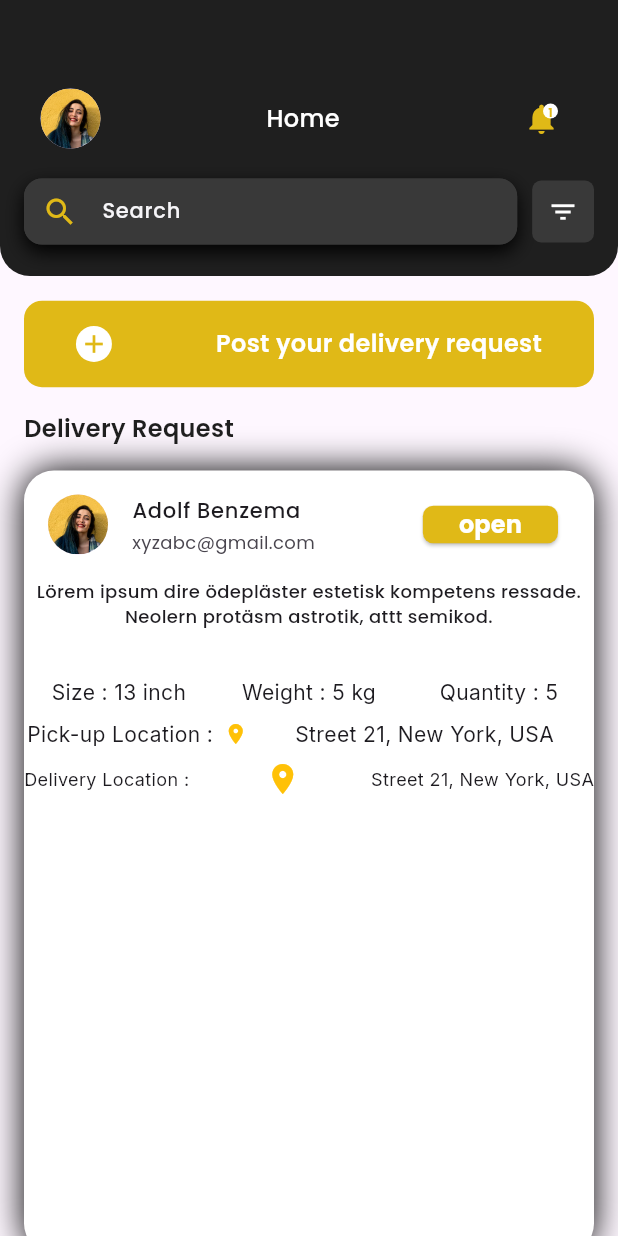
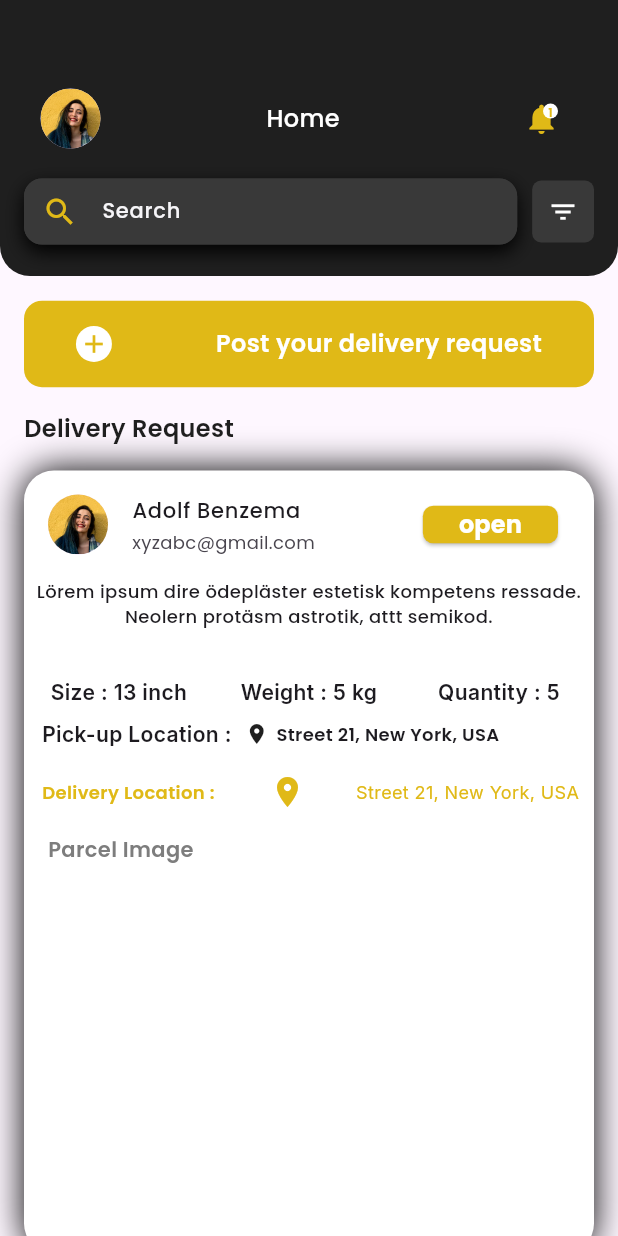
Before and after one commit to Qariziaullahkhan/Delievery-App, a Flutter app: the ViewTask screen opened directly, on a phone screen of 412 x 824 dp. Run offline on Flutter 3.47's test engine with Material 3 defaults, Android fonts, the light colour scheme and no system bars; our stand-ins replace get, google_fonts, lottie, pinput; missing offline and left inert: dotted_dashed_line; project files that could hold a hidden picture were left out.

Commit message:
changes the view task

```diff
--- a/lib/presentations/screens/task/view_task.dart
+++ b/lib/presentations/screens/task/view_task.dart
@@ -209,6 +209,7 @@ class ViewTask extends StatelessWidget {
                 borderRadius: BorderRadius.circular(20),
               ),
               child: Column(
+                crossAxisAlignment: CrossAxisAlignment.start,
                 children: [
                   ListTile(
                       leading: CircleAvatar(
@@ -262,7 +263,7 @@ class ViewTask extends StatelessWidget {
                               textAlign: TextAlign.center,
                               style: GoogleFonts.inter(
                                 fontSize: 14,
-                                fontWeight: FontWeight.w400,
+                                fontWeight: FontWeight.w600,
                               ),
                             ),
                           ),
@@ -272,7 +273,7 @@ class ViewTask extends StatelessWidget {
                               textAlign: TextAlign.center,
                               style: GoogleFonts.inter(
                                 fontSize: 14,
-                                fontWeight: FontWeight.w400,
+                                fontWeight: FontWeight.w600,
                               ),
                             ),
                           ),
@@ -282,7 +283,7 @@ class ViewTask extends StatelessWidget {
                               textAlign: TextAlign.center,
                               style: GoogleFonts.inter(
                                 fontSize: 14,
-                                fontWeight: FontWeight.w400,
+                                fontWeight: FontWeight.w600,
                               ),
                             ),
                           ),
@@ -291,7 +292,9 @@ class ViewTask extends StatelessWidget {
                     ],
                   ),
                   SizedBox(height: 8),
-                  Column(
+                  Padding(
+                    padding: const EdgeInsets.only(left: 12),
+                    child: Column(
                       crossAxisAlignment: CrossAxisAlignment.center,
                       children: [
                         Row(
@@ -299,23 +302,24 @@ class ViewTask extends StatelessWidget {
                           children: [
                             Text(
                               'Pick-up Location : ',
-                            textAlign: TextAlign.center,
+                              textAlign: TextAlign.left,
                               style: GoogleFonts.inter(
                                 fontSize: 14,
-                              fontWeight: FontWeight.w400,
+                                fontWeight: FontWeight.w600,
                               ),
                             ),
                             SizedBox(width: 5), // Space between text and icon
                             Icon(Icons.location_on,
-                              color: Colors.amber, size: 16),
-                          SizedBox(width: 5), // Space between icon and address
+                                color: AppColors.primary, size: 16),
+                            SizedBox(
+                                width: 5), // Space between icon and address
                             Expanded(
                               child: Text(
                                 'Street 21, New York, USA',
-                              textAlign: TextAlign.center,
-                              style: GoogleFonts.inter(
-                                fontSize: 14,
-                                fontWeight: FontWeight.w400,
+                                textAlign: TextAlign.left,
+                                style: GoogleFonts.poppins(
+                                  fontSize: 12,
+                                  fontWeight: FontWeight.w600,
                                 ),
                               ),
                             ),
@@ -323,28 +327,50 @@ class ViewTask extends StatelessWidget {
                         ),
                       ],
                     ),
-                  SizedBox(height: 8),
-                  Row(
+                  ),
+                  MySize(
+                    height: Responsive.height(0.02),
+                  ),
+                  Padding(
+                    padding: const EdgeInsets.only(left: 12,right: 10),
+                    child: Row(
                       mainAxisAlignment: MainAxisAlignment.spaceBetween,
                       children: [
                         Text(
                           'Delivery Location : ',
-                        style: GoogleFonts.inter(
-                            fontSize: 12, fontWeight: FontWeight.w400),
+                          style: GoogleFonts.poppins(
+                              color: AppColors.secondry,
+                              fontSize: 12,
+                              fontWeight: FontWeight.w600),
                         ),
-                      Icon(Icons.location_on, color: Colors.amber),
+                        Icon(
+                          Icons.location_on,
+                            color: AppColors.secondry,
+                        ),
                         Text(
                           'Street 21, New York, USA',
                           style: GoogleFonts.inter(
-                            fontSize: 12, fontWeight: FontWeight.w400),
-                      ),
-                    ],
+                              color: AppColors.secondry,
+                              fontSize: 12,
+                              fontWeight: FontWeight.w400),
                         ),
                       ],
                     ),
                   ),
+                  MySize(height: Responsive.height(0.02),),
+                  Padding(
+                    padding: const EdgeInsets.only(left: 16),
+                    child: MyText(text: "Parcel Image",style: GoogleFonts.poppins(
+                      fontSize: 14,
+                      fontWeight: FontWeight.w600,
+                      color: AppColors.grey,
+                    ),),
+                  )
+                ],
+              ),
+            ),
             MySize(
-              height: 20,
+              height: Responsive.height(0.02),
             ),
             Container(
               margin: const EdgeInsets.only(left: 16, right: 16),
```
Lines whose indentation alone changed are shown as unchanged.
